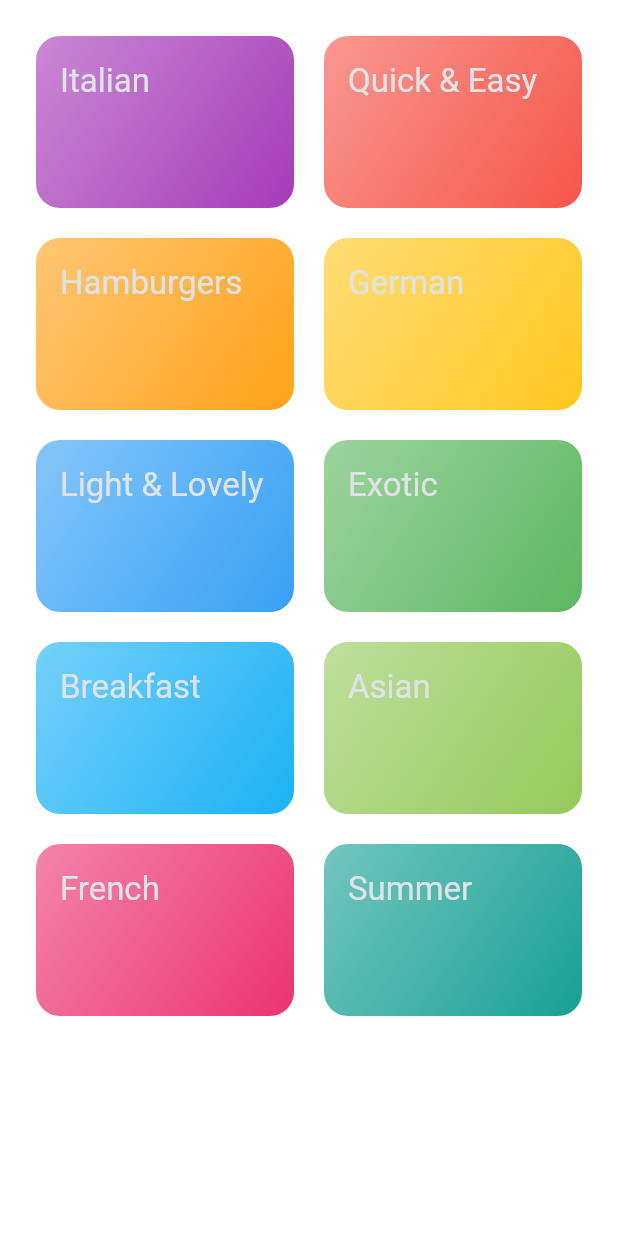
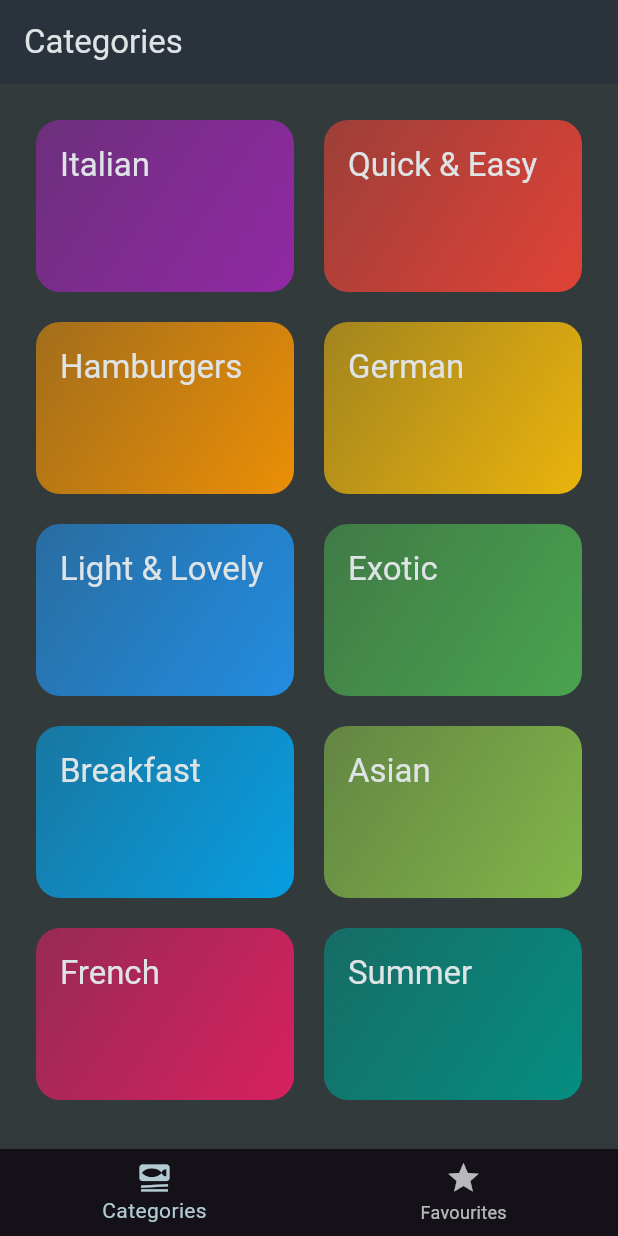
Before and after one commit to aMohamed2234/mealsapp, a Flutter app: the screen it shows after launch, on a phone screen of 412 x 824 dp. Run offline on Flutter 3.47's test engine with Material 3 defaults, Android fonts, the phone set to English and light mode, and no system bars; our stand-ins replace transparent_image.

Commit message:
initial commit

```diff
--- a/lib/main.dart
+++ b/lib/main.dart
@@ -1,5 +1,6 @@
 import 'package:flutter/material.dart';
-import 'package:mealsapp/screens/categories.dart';
+import 'package:mealsapp/data/dummy_data.dart';
+import 'package:mealsapp/screens/tabs.dart';
 
 void main() {
   runApp(const MyApp());
@@ -22,7 +23,7 @@ class MyApp extends StatelessWidget {
         ),
         scaffoldBackgroundColor: const Color.fromARGB(255, 50, 58, 60),
       ),
-      home: CategoriesScreen(),
+      home: const  TabsScreen(),
     );
   }
 }
```
